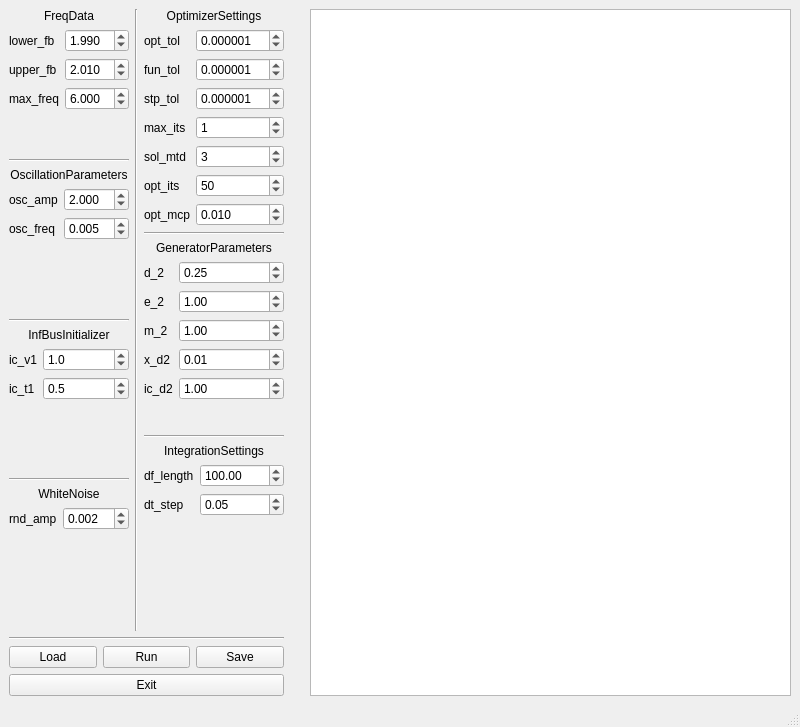
Old version of the form data/qt/main_window.ui in the repository greylord1996/MAP.
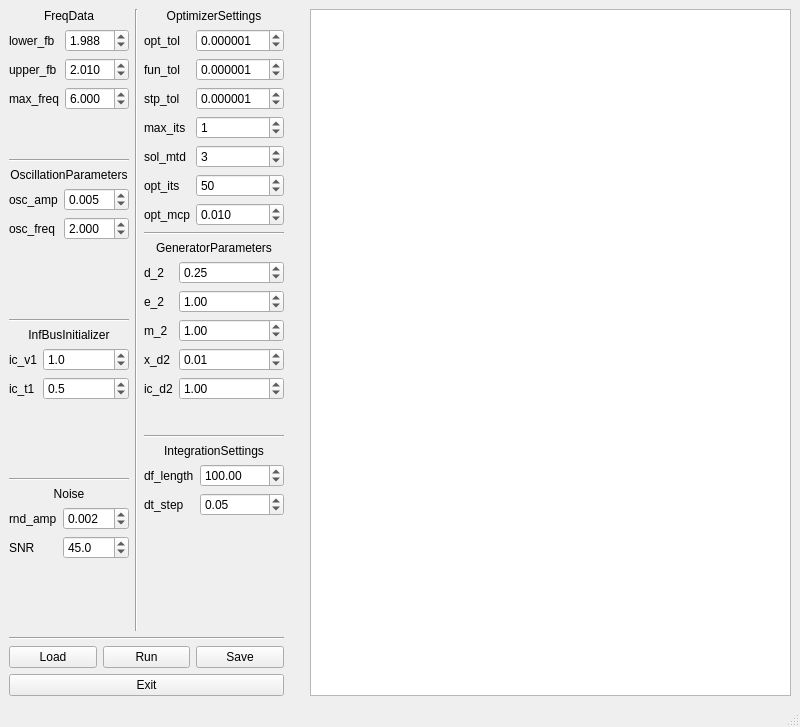
New version of the form. Custom widgets are drawn as their Qt base class.

```diff
--- a/data/qt/main_window.ui
+++ b/data/qt/main_window.ui
@@ -70,7 +70,7 @@
                      <double>0.001000000000000</double>
                     </property>
                     <property name="value">
-                     <double>1.990000000000000</double>
+                     <double>1.988000000000000</double>
                     </property>
                    </widget>
                   </item>
@@ -160,7 +160,7 @@
                      <double>0.001000000000000</double>
                     </property>
                     <property name="value">
-                     <double>2.000000000000000</double>
+                     <double>0.005000000000000</double>
                     </property>
                    </widget>
                   </item>
@@ -183,7 +183,7 @@
                      <double>0.001000000000000</double>
                     </property>
                     <property name="value">
-                     <double>0.005000000000000</double>
+                     <double>2.000000000000000</double>
                     </property>
                    </widget>
                   </item>
@@ -294,7 +294,7 @@
                   <item row="0" column="0" colspan="2">
                    <widget class="QLabel" name="label_23">
                     <property name="text">
-                     <string>WhiteNoise</string>
+                     <string>Noise</string>
                     </property>
                     <property name="alignment">
                      <set>Qt::AlignCenter</set>
@@ -324,6 +324,32 @@
                     </property>
                    </widget>
                   </item>
+                  <item row="2" column="0">
+                   <widget class="QLabel" name="label_snr">
+                    <property name="text">
+                     <string>SNR</string>
+                    </property>
+                   </widget>
+                  </item>
+                  <item row="2" column="1">
+                   <widget class="QDoubleSpinBox" name="snr">
+                    <property name="decimals">
+                     <number>1</number>
+                    </property>
+                    <property name="minimum">
+                     <double>3.000000000000000</double>
+                    </property>
+                    <property name="maximum">
+                     <double>99.900000000000006</double>
+                    </property>
+                    <property name="singleStep">
+                     <double>0.100000000000000</double>
+                    </property>
+                    <property name="value">
+                     <double>45.000000000000000</double>
+                    </property>
+                   </widget>
+                  </item>
                  </layout>
                 </item>
                </layout>
```
